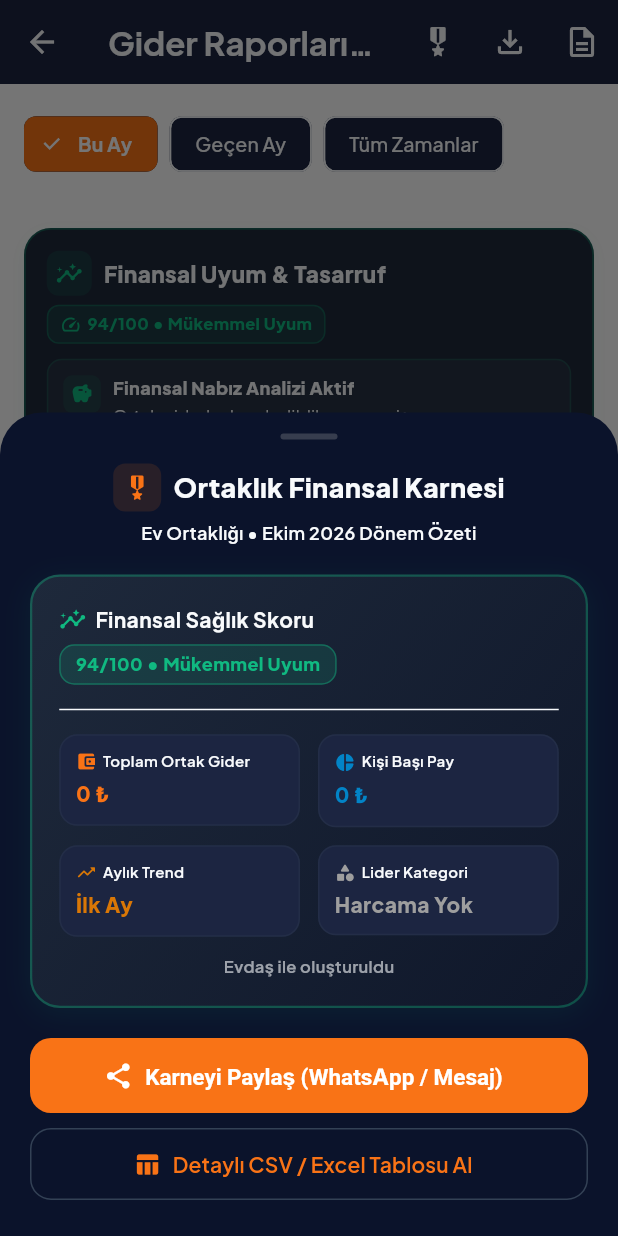
After one commit to emrecanardcc/evdas, a Flutter app: the ReportsScreen screen opened directly, after a tap on "Aylık Finansal Karneyi İncele & Paylaş", on a phone screen of 412 x 824 dp. The commit adds this screen. Run offline on Flutter 3.47's test engine with Material 3 defaults, Android fonts, the phone set to English and light mode, and no system bars; our stand-ins replace flutter_riverpod, google_fonts, share_plus, shared_preferences, supabase_flutter; accounts and stored records are empty.

Commit message:
feat(evolution): cycle 8 - financial report card modal, viral sharing engine, and social distribution

```diff
--- a/lib/presentation/screens/reports_screen.dart
+++ b/lib/presentation/screens/reports_screen.dart
@@ -12,6 +12,7 @@ import '../providers/customization_provider.dart';
 import '../widgets/animated_rolling_number.dart';
 import '../widgets/budget_pulse_card.dart';
 import '../widgets/financial_insights_card.dart';
+import '../widgets/financial_report_card_modal.dart';
 import '../widgets/paywall_modal.dart';
 
 class ReportsScreen extends ConsumerWidget {
@@ -30,6 +31,11 @@ class ReportsScreen extends ConsumerWidget {
         title: const Text('Gider Raporları & Analiz',
             style: TextStyle(fontWeight: FontWeight.w700)),
         actions: [
+          IconButton(
+            icon: const Icon(Icons.military_tech_rounded),
+            tooltip: 'Aylık Finansal Karne',
+            onPressed: () => FinancialReportCardModal.show(context),
+          ),
           IconButton(
             icon: const Icon(Icons.file_download_outlined),
             tooltip: 'Harcamaları CSV Dışa Aktar',
--- a/lib/presentation/widgets/financial_insights_card.dart
+++ b/lib/presentation/widgets/financial_insights_card.dart
@@ -6,6 +6,7 @@ import '../../core/services/subscription_service.dart';
 import '../../data/models/expense.dart';
 import '../../data/models/financial_insights.dart';
 import '../providers/app_providers.dart';
+import 'financial_report_card_modal.dart';
 import 'paywall_modal.dart';
 
 /// Evdaş Akıllı Finansal Tasarruf ve Trend Kartı
@@ -397,6 +398,26 @@ class _FinancialInsightsCardState extends ConsumerState<FinancialInsightsCard> {
                     ),
                   ),
                 ],
+
+                const SizedBox(height: 10),
+                SizedBox(
+                  width: double.infinity,
+                  child: OutlinedButton.icon(
+                    style: OutlinedButton.styleFrom(
+                      padding: const EdgeInsets.symmetric(vertical: 10),
+                      minimumSize: const Size(double.infinity, 44),
+                      shape: RoundedRectangleBorder(
+                        borderRadius: BorderRadius.circular(10),
+                      ),
+                    ),
+                    icon: const Icon(Icons.military_tech_rounded, size: 18),
+                    label: const Text(
+                      'Aylık Finansal Karneyi İncele & Paylaş',
+                      style: TextStyle(fontSize: 12, fontWeight: FontWeight.w700),
+                    ),
+                    onPressed: () => FinancialReportCardModal.show(context),
+                  ),
+                ),
               ],
             );
           },
--- /dev/null
+++ b/lib/presentation/widgets/financial_report_card_modal.dart
@@ -0,0 +1,491 @@
+import 'package:flutter/material.dart';
+import 'package:flutter_riverpod/flutter_riverpod.dart';
+import 'package:share_plus/share_plus.dart';
+import '../../core/constants/app_colors.dart';
+import '../../core/services/export_service.dart';
+import '../../core/services/haptic_service.dart';
+import '../../core/services/subscription_service.dart';
+import '../../core/utils/currency_formatter.dart';
+import '../../data/models/expense.dart';
+import '../providers/app_providers.dart';
+import 'paywall_modal.dart';
+
+/// Aylık Ortaklık Finansal Karne ve Sosyal Paylaşım Modalı
+class FinancialReportCardModal extends ConsumerWidget {
+  const FinancialReportCardModal({super.key});
+
+  static Future<void> show(BuildContext context) async {
+    HapticService.light();
+    await showModalBottomSheet(
+      context: context,
+      isScrollControlled: true,
+      backgroundColor: Colors.transparent,
+      builder: (_) => const FinancialReportCardModal(),
+    );
+  }
+
+  @override
+  Widget build(BuildContext context, WidgetRef ref) {
+    final house = ref.watch(householdProvider);
+    final insights = ref.watch(financialInsightsProvider);
+    final report = ref.watch(partnershipReportProvider);
+    final isDark = Theme.of(context).brightness == Brightness.dark;
+
+    final score = insights.healthScore;
+    final houseName = house?.name ?? 'Ev Ortaklığı';
+    final now = DateTime.now();
+    final monthName = _getMonthName(now.month);
+    final periodStr = '$monthName ${now.year}';
+
+    // En çok harcayan üye
+    final topMember = report.memberSpends.isNotEmpty ? report.memberSpends.first : null;
+    // En büyük kategori
+    final topCategory = report.categorySpends.isNotEmpty ? report.categorySpends.first : null;
+
+    return Container(
+      decoration: BoxDecoration(
+        color: Theme.of(context).scaffoldBackgroundColor,
+        borderRadius: const BorderRadius.vertical(top: Radius.circular(28)),
+      ),
+      padding: EdgeInsets.only(
+        left: 20,
+        right: 20,
+        top: 14,
+        bottom: MediaQuery.of(context).viewInsets.bottom + 24,
+      ),
+      child: SafeArea(
+        child: SingleChildScrollView(
+          child: Column(
+            mainAxisSize: MainAxisSize.min,
+            crossAxisAlignment: CrossAxisAlignment.stretch,
+            children: [
+              // Tutamaç
+              Center(
+                child: Container(
+                  width: 38,
+                  height: 4,
+                  margin: const EdgeInsets.only(bottom: 16),
+                  decoration: BoxDecoration(
+                    color: Colors.grey.withValues(alpha: 0.3),
+                    borderRadius: BorderRadius.circular(2),
+                  ),
+                ),
+              ),
+
+              // Başlık
+              Row(
+                mainAxisAlignment: MainAxisAlignment.center,
+                children: [
+                  Container(
+                    padding: const EdgeInsets.all(6),
+                    decoration: BoxDecoration(
+                      color: AppColors.primary.withValues(alpha: 0.12),
+                      borderRadius: BorderRadius.circular(8),
+                    ),
+                    child: const Icon(
+                      Icons.military_tech_rounded,
+                      color: AppColors.primary,
+                      size: 20,
+                    ),
+                  ),
+                  const SizedBox(width: 8),
+                  const Text(
+                    'Ortaklık Finansal Karnesi',
+                    style: TextStyle(fontSize: 18, fontWeight: FontWeight.w800),
+                  ),
+                ],
+              ),
+              const SizedBox(height: 6),
+              Text(
+                '$houseName • $periodStr Dönem Özeti',
+                textAlign: TextAlign.center,
+                style: TextStyle(
+                  fontSize: 12,
+                  fontWeight: FontWeight.w600,
+                  color: Theme.of(context).textTheme.bodySmall?.color,
+                ),
+              ),
+              const SizedBox(height: 18),
+
+              // GÖRSEL FİNANSAL KARNE KARTI (Vektörel & Sıfır Emojili)
+              Container(
+                decoration: BoxDecoration(
+                  gradient: LinearGradient(
+                    colors: isDark
+                        ? [const Color(0xFF1E293B), const Color(0xFF0F172A)]
+                        : [const Color(0xFFF8FAFC), Colors.white],
+                    begin: Alignment.topLeft,
+                    end: Alignment.bottomRight,
+                  ),
+                  borderRadius: BorderRadius.circular(20),
+                  border: Border.all(
+                    color: score.color.withValues(alpha: 0.35),
+                    width: 1.5,
+                  ),
+                  boxShadow: [
+                    BoxShadow(
+                      color: score.color.withValues(alpha: 0.08),
+                      blurRadius: 16,
+                      offset: const Offset(0, 4),
+                    ),
+                  ],
+                ),
+                padding: const EdgeInsets.all(18),
+                child: LayoutBuilder(
+                  builder: (context, constraints) {
+                    final maxW = constraints.maxWidth;
+
+                    return Column(
+                      crossAxisAlignment: CrossAxisAlignment.stretch,
+                      children: [
+                        // Üst Satır: Skor ve Durum Rozeti
+                        Wrap(
+                          alignment: WrapAlignment.spaceBetween,
+                          crossAxisAlignment: WrapCrossAlignment.center,
+                          spacing: 8,
+                          runSpacing: 6,
+                          children: [
+                            ConstrainedBox(
+                              constraints: BoxConstraints(maxWidth: maxW),
+                              child: FittedBox(
+                                fit: BoxFit.scaleDown,
+                                alignment: Alignment.centerLeft,
+                                child: Row(
+                                  mainAxisSize: MainAxisSize.min,
+                                  children: [
+                                    Icon(
+                                      Icons.insights_rounded,
+                                      size: 18,
+                                      color: score.color,
+                                    ),
+                                    const SizedBox(width: 6),
+                                    const Text(
+                                      'Finansal Sağlık Skoru',
+                                      style: TextStyle(
+                                        fontSize: 14,
+                                        fontWeight: FontWeight.w700,
+                                      ),
+                                    ),
+                                  ],
+                                ),
+                              ),
+                            ),
+                            Container(
+                              padding: const EdgeInsets.symmetric(
+                                  horizontal: 10, vertical: 4),
+                              decoration: BoxDecoration(
+                                color: score.color.withValues(alpha: 0.15),
+                                borderRadius: BorderRadius.circular(10),
+                                border: Border.all(
+                                  color: score.color.withValues(alpha: 0.4),
+                                ),
+                              ),
+                              child: Text(
+                                '${score.score}/100 • ${score.title}',
+                                style: TextStyle(
+                                  fontSize: 12,
+                                  fontWeight: FontWeight.w800,
+                                  color: score.color,
+                                ),
+                              ),
+                            ),
+                          ],
+                        ),
+
+                        const SizedBox(height: 16),
+                        const Divider(height: 1),
+                        const SizedBox(height: 16),
+
+                        // İki Sütunlu Metrik Alanı
+                        Wrap(
+                          spacing: 12,
+                          runSpacing: 12,
+                          children: [
+                            _buildStatTile(
+                              context: context,
+                              width: (maxW - 12) / 2,
+                              icon: Icons.account_balance_wallet_rounded,
+                              label: 'Toplam Ortak Gider',
+                              value: CurrencyFormatter.formatClean(
+                                  report.totalJointExpenses),
+                              color: AppColors.primary,
+                            ),
+                            _buildStatTile(
+                              context: context,
+                              width: (maxW - 12) / 2,
+                              icon: Icons.pie_chart_rounded,
+                              label: 'Kişi Başı Pay',
+                              value: CurrencyFormatter.formatClean(
+                                  report.perMemberAverage),
+                              color: const Color(0xFF0284C7),
+                            ),
+                            _buildStatTile(
+                              context: context,
+                              width: (maxW - 12) / 2,
+                              icon: insights.hasSavedOverall
+                                  ? Icons.trending_down_rounded
+                                  : Icons.trending_up_rounded,
+                              label: 'Aylık Trend',
+                              value: insights.hasPreviousMonthData
+                                  ? (insights.hasSavedOverall
+                                      ? '-%${insights.overallPercentageChange.abs().toStringAsFixed(1)} Tasarruf'
+                                      : '+%${insights.overallPercentageChange.toStringAsFixed(1)} Artış')
+                                  : 'İlk Ay',
+                              color: insights.hasSavedOverall
+                                  ? AppColors.positive
+                                  : const Color(0xFFD97706),
+                            ),
+                            _buildStatTile(
+                              context: context,
+                              width: (maxW - 12) / 2,
+                              icon: topCategory?.category.icon ??
+                                  Icons.category_rounded,
+                              label: 'Lider Kategori',
+                              value: topCategory != null
+                                  ? '${topCategory.category.displayName} (%${topCategory.percentage.toStringAsFixed(0)})'
+                                  : 'Harcama Yok',
+                              color: topCategory?.category.color ?? Colors.grey,
+                            ),
+                          ],
+                        ),
+
+                        if (topMember != null) ...[
+                          const SizedBox(height: 14),
+                          Container(
+                            padding: const EdgeInsets.symmetric(
+                                horizontal: 12, vertical: 8),
+                            decoration: BoxDecoration(
+                              color: AppColors.primary.withValues(alpha: 0.08),
+                              borderRadius: BorderRadius.circular(10),
+                            ),
+                            child: Row(
+                              children: [
+                                const Icon(
+                                  Icons.star_rounded,
+                                  color: AppColors.primary,
+                                  size: 18,
+                                ),
+                                const SizedBox(width: 8),
+                                Expanded(
+                                  child: Text(
+                                    'Dönemin En Çok Katkı Sağlayanı: ${topMember.member.displayName} (%${topMember.percentage.toStringAsFixed(0)} pay)',
+                                    style: const TextStyle(
+                                      fontSize: 12,
+                                      fontWeight: FontWeight.w700,
+                                      color: AppColors.primary,
+                                    ),
+                                    maxLines: 1,
+                                    overflow: TextOverflow.ellipsis,
+                                  ),
+                                ),
+                              ],
+                            ),
+                          ),
+                        ],
+
+                        const SizedBox(height: 12),
+                        Center(
+                          child: Text(
+                            'Evdaş ile oluşturuldu',
+                            style: TextStyle(
+                              fontSize: 11,
+                              fontWeight: FontWeight.w600,
+                              color: Theme.of(context)
+                                  .textTheme
+                                  .bodySmall
+                                  ?.color
+                                  ?.withValues(alpha: 0.6),
+                            ),
+                          ),
+                        ),
+                      ],
+                    );
+                  },
+                ),
+              ),
+
+              const SizedBox(height: 20),
+
+              // PAYLAŞIM AKSİYONLARI (48px Thumb-Zone Ergonomisi)
+              ElevatedButton.icon(
+                onPressed: () {
+                  HapticService.success();
+                  _shareSummaryText(
+                    houseName: houseName,
+                    periodStr: periodStr,
+                    insights: insights,
+                    report: report,
+                    topMemberName: topMember?.member.displayName,
+                    topCategoryName: topCategory?.category.displayName,
+                  );
+                },
+                style: ElevatedButton.styleFrom(
+                  backgroundColor: AppColors.primary,
+                  foregroundColor: Colors.white,
+                  minimumSize: const Size(double.infinity, 50),
+                  shape: RoundedRectangleBorder(
+                    borderRadius: BorderRadius.circular(14),
+                  ),
+                ),
+                icon: const Icon(Icons.share_rounded, size: 20),
+                label: const Text(
+                  'Karneyi Paylaş (WhatsApp / Mesaj)',
+                  style: TextStyle(fontSize: 15, fontWeight: FontWeight.w700),
+                ),
+              ),
+
+              const SizedBox(height: 10),
+
+              OutlinedButton.icon(
+                onPressed: () async {
+                  HapticService.light();
+                  final sub = ref.read(subscriptionProvider);
+                  if (!sub.canExportDetailedReports()) {
+                    PaywallModal.show(
+                      context,
+                      featureTrigger: 'Detaylı Muhasebe Raporu Dışa Aktarımı',
+                    );
+                    return;
+                  }
+                  final expenses = ref.read(expensesProvider);
+                  if (expenses.isEmpty) {
+                    ScaffoldMessenger.of(context).showSnackBar(
+                      const SnackBar(
+                          content: Text('Dışa aktarılacak harcama yok.')),
+                    );
+                    return;
+                  }
+                  await ExportService.exportExpensesToCsv(
+                    expenses: expenses,
+                    members: house?.members ?? [],
+                    householdName: houseName,
+                  );
+                },
+                style: OutlinedButton.styleFrom(
+                  minimumSize: const Size(double.infinity, 48),
+                  shape: RoundedRectangleBorder(
+                    borderRadius: BorderRadius.circular(14),
+                  ),
+                ),
+                icon: const Icon(Icons.table_chart_rounded, size: 18),
+                label: const Text(
+                  'Detaylı CSV / Excel Tablosu Al',
+                  style: TextStyle(fontSize: 14, fontWeight: FontWeight.w600),
+                ),
+              ),
+            ],
+          ),
+        ),
+      ),
+    );
+  }
+
+  Widget _buildStatTile({
+    required BuildContext context,
+    required double width,
+    required IconData icon,
+    required String label,
+    required String value,
+    required Color color,
+  }) {
+    return Container(
+      width: width.clamp(120.0, double.infinity),
+      padding: const EdgeInsets.all(10),
+      decoration: BoxDecoration(
+        color: Theme.of(context).cardTheme.color ??
+            Theme.of(context).scaffoldBackgroundColor,
+        borderRadius: BorderRadius.circular(12),
+        border: Border.all(
+          color: Theme.of(context).colorScheme.outline.withValues(alpha: 0.3),
+        ),
+      ),
+      child: Column(
+        crossAxisAlignment: CrossAxisAlignment.start,
+        children: [
+          Row(
+            children: [
+              Icon(icon, size: 14, color: color),
+              const SizedBox(width: 4),
+              Expanded(
+                child: Text(
+                  label,
+                  style: TextStyle(
+                    fontSize: 10,
+                    fontWeight: FontWeight.w600,
+                    color: Theme.of(context).textTheme.bodySmall?.color,
+                  ),
+                  maxLines: 1,
+                  overflow: TextOverflow.ellipsis,
+                ),
+              ),
+            ],
+          ),
+          const SizedBox(height: 4),
+          FittedBox(
+            fit: BoxFit.scaleDown,
+            alignment: Alignment.centerLeft,
+            child: Text(
+              value,
+              style: TextStyle(
+                fontSize: 14,
+                fontWeight: FontWeight.w800,
+                color: color,
+              ),
+            ),
+          ),
+        ],
+      ),
+    );
+  }
+
+  void _shareSummaryText({
+    required String houseName,
+    required String periodStr,
+    required dynamic insights,
+    required dynamic report,
+    String? topMemberName,
+    String? topCategoryName,
+  }) {
+    final buffer = StringBuffer();
+    buffer.writeln('*$houseName - Aylık Finansal Karne*');
+    buffer.writeln('Dönem: $periodStr');
+    buffer.writeln('------------------------------------');
+    buffer.writeln('*Finansal Sağlık Skoru:* ${insights.healthScore.score}/100 (${insights.healthScore.title})');
+    buffer.writeln('*Toplam Ortak Gider:* ${CurrencyFormatter.formatClean(report.totalJointExpenses)}');
+    buffer.writeln('*Kişi Başı Düşen Pay:* ${CurrencyFormatter.formatClean(report.perMemberAverage)}');
+
+    if (insights.hasPreviousMonthData) {
+      if (insights.hasSavedOverall) {
+        buffer.writeln('*Aylık Tasarruf:* Geçen aya göre %${insights.overallPercentageChange.abs().toStringAsFixed(1)} tasarruf sağlandı.');
+      } else {
+        buffer.writeln('*Aylık Değişim:* Geçen aya göre %${insights.overallPercentageChange.toStringAsFixed(1)} artış görüldü.');
+      }
+    }
+
+    if (topCategoryName != null) {
+      buffer.writeln('*En Çok Harcanan:* $topCategoryName');
+    }
+    if (topMemberName != null) {
+      buffer.writeln('*En Çok Katkı Sağlayan:* $topMemberName');
+    }
+
+    buffer.writeln('------------------------------------');
+    buffer.writeln('Evdaş ile masraflarınızı kolayca yönetin.');
+
+    SharePlus.instance.share(
+      ShareParams(
+        text: buffer.toString(),
+        subject: '$houseName Finansal Karne',
+      ),
+    );
+  }
+
+  String _getMonthName(int month) {
+    const months = [
+      'Ocak', 'Şubat', 'Mart', 'Nisan', 'Mayıs', 'Haziran',
+      'Temmuz', 'Ağustos', 'Eylül', 'Ekim', 'Kasım', 'Aralık'
+    ];
+    if (month >= 1 && month <= 12) return months[month - 1];
+    return '';
+  }
+}
```
Also changed, not shown: 2 other files.
